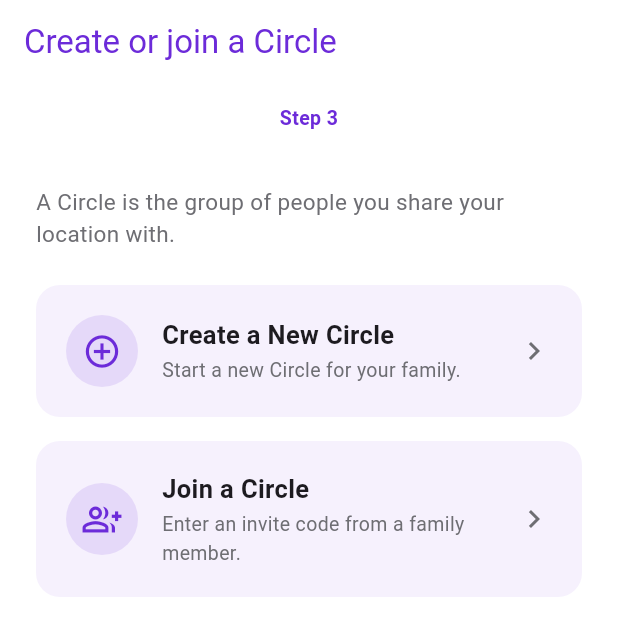
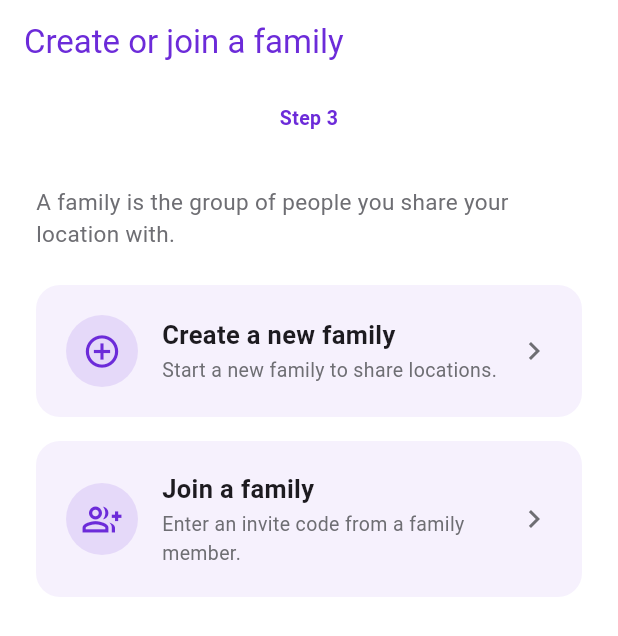
Before and after one commit to wheresfrank/openfamily, a Flutter app: the CreateOrJoinCircleScreen screen opened directly, on a phone screen of 412 x 824 dp. Shown: the top 636 px of the screen. Run offline on Flutter 3.47's test engine with Material 3 defaults, Android fonts, the phone set to English and light mode, and no system bars; our stand-ins replace battery_plus, flutter_map, flutter_secure_storage, geolocator, image_picker, latlong2 and 4 more; missing offline and left inert: android_intent_plus, google_api_availability; accounts and stored records are empty.

Commit message:
Use Family instead of Circle in user-facing copy.
The group is a family everywhere else in the product; this aligns onboarding, settings, and map strings without renaming Dart types.

Co-authored-by: Cursor <cursoragent@cursor.com>

```diff
--- a/app/lib/models/place.dart
+++ b/app/lib/models/place.dart
@@ -8,7 +8,7 @@ const double kMinPlaceRadiusMeters = 76.2;
 const double kMaxPlaceRadiusMeters = 3218.69;
 
 /// A saved Place (geofence): a named location with a map position, an address
-/// label, and an arrive/leave radius. Shared with all Circle members.
+/// label, and an arrive/leave radius. Shared with all family members.
 ///
 /// This is the real data model produced by the onboarding "Add locations" step
 /// (via [PlacePickerScreen]) — a lat/lon + radius, not a decorative toggle.
--- a/app/lib/screens/add_locations_screen.dart
+++ b/app/lib/screens/add_locations_screen.dart
@@ -11,7 +11,7 @@ import 'map_screen.dart';
 import 'place_picker_screen.dart';
 
 /// Onboarding step: add home/work/school places to the map (shared with all
-/// Circle members), then land on the map.
+/// family members), then land on the map.
 ///
 /// Each place opens a real map picker that captures a lat/lon, address, and
 /// radius — producing actual [Place] data, not a decorative toggle.
@@ -319,7 +319,7 @@ class _AddLocationsScreenState extends State<AddLocationsScreen> {
                   ),
                   const SizedBox(height: 8),
                   const Text(
-                    'Places are shared with all Circle members, so everyone '
+                    'Places are shared with all family members, so everyone '
                     'gets arrival and departure alerts.',
                     style: TextStyle(fontSize: 14, color: AppColors.textMuted),
                   ),
--- a/app/lib/screens/check_in_screen.dart
+++ b/app/lib/screens/check_in_screen.dart
@@ -4,7 +4,7 @@ import '../theme/app_theme.dart';
 
 /// The Check In flow, reached from the map's `+` action sheet.
 ///
-/// Lets the user share their current location with their Circle, with an
+/// Lets the user share their current location with their family, with an
 /// optional note. On confirm it shows a success state (a real screen, not a
 /// snackbar no-op).
 class CheckInScreen extends StatefulWidget {
@@ -46,12 +46,12 @@ class _CheckInScreenState extends State<CheckInScreen> {
       crossAxisAlignment: CrossAxisAlignment.start,
       children: [
         const Text(
-          'Share your location with your Circle',
+          'Share your location with your family',
           style: TextStyle(fontSize: 20, fontWeight: FontWeight.w700),
         ),
         const SizedBox(height: 8),
         const Text(
-          'Your Circle will see where you are right now.',
+          'Your family will see where you are right now.',
           style: TextStyle(fontSize: 14, color: AppColors.textMuted),
         ),
         const SizedBox(height: 20),
@@ -120,7 +120,7 @@ class _CheckInScreenState extends State<CheckInScreen> {
         ),
         const SizedBox(height: 8),
         const Text(
-          'Your Circle can now see your location.',
+          'Your family can now see your location.',
           textAlign: TextAlign.center,
           style: TextStyle(fontSize: 15, color: AppColors.textMuted),
         ),
--- a/app/lib/screens/create_circle_screen.dart
+++ b/app/lib/screens/create_circle_screen.dart
@@ -6,10 +6,10 @@ import '../widgets/onboarding_step_indicator.dart';
 import 'add_locations_screen.dart';
 import 'invite_screen.dart';
 
-/// Onboarding step: optionally name your new Circle, then invite family.
+/// Onboarding step: optionally name your new family, then invite people.
 ///
-/// Naming is optional — if the field is left blank the Circle is auto-named
-/// "My Circle" (the user can rename it later in Settings), so this step adds
+/// Naming is optional — if the field is left blank the family is auto-named
+/// "My Family" (the user can rename it later in Settings), so this step adds
 /// no friction.
 class CreateCircleScreen extends StatefulWidget {
   const CreateCircleScreen({super.key});
@@ -29,7 +29,7 @@ class _CreateCircleScreenState extends State<CreateCircleScreen> {
 
   void _create() {
     final String trimmed = _name.text.trim();
-    final String name = trimmed.isEmpty ? 'My Circle' : trimmed;
+    final String name = trimmed.isEmpty ? 'My Family' : trimmed;
     Navigator.of(context).pushReplacement(
       MaterialPageRoute<void>(
         builder: (_) => InviteScreen(
@@ -50,7 +50,7 @@ class _CreateCircleScreenState extends State<CreateCircleScreen> {
   Widget build(BuildContext context) {
     return Scaffold(
       appBar: AppBar(
-        title: const Text('Create a New Circle'),
+        title: const Text('Create a new family'),
         bottom: const OnboardingStepIndicator(currentStep: 4, totalSteps: 6),
       ),
       body: SafeArea(
@@ -60,14 +60,14 @@ class _CreateCircleScreenState extends State<CreateCircleScreen> {
             crossAxisAlignment: CrossAxisAlignment.stretch,
             children: [
               const Text(
-                'Name your Circle',
+                'Name your family',
                 style: TextStyle(fontSize: 20, fontWeight: FontWeight.w700),
               ),
               const SizedBox(height: 8),
               const Text(
                 'Optional — this is the group your family will see on the map, '
                 'e.g. "Family" or "The Smiths". Leave it blank and we\'ll call '
-                'it "My Circle".',
+                'it "My Family".',
                 style: TextStyle(fontSize: 14, color: AppColors.textMuted),
               ),
               const SizedBox(height: 20),
@@ -76,8 +76,8 @@ class _CreateCircleScreenState extends State<CreateCircleScreen> {
                 autofocus: true,
                 textCapitalization: TextCapitalization.words,
                 decoration: const InputDecoration(
-                  labelText: 'Circle name (optional)',
-                  hintText: 'My Circle',
+                  labelText: 'Family name (optional)',
+                  hintText: 'My Family',
                   border: OutlineInputBorder(),
                 ),
               ),
@@ -86,7 +86,7 @@ class _CreateCircleScreenState extends State<CreateCircleScreen> {
                 onPressed: _create,
                 child: const Padding(
                   padding: EdgeInsets.symmetric(vertical: 14),
-                  child: Text('Create Circle', style: TextStyle(fontSize: 16)),
+                  child: Text('Create family', style: TextStyle(fontSize: 16)),
                 ),
               ),
             ],
--- a/app/lib/screens/create_or_join_circle_screen.dart
+++ b/app/lib/screens/create_or_join_circle_screen.dart
@@ -6,7 +6,7 @@ import 'create_circle_screen.dart';
 import 'join_circle_screen.dart';
 import 'map_screen.dart';
 
-/// Onboarding step: create a new Circle or join an existing one with an
+/// Onboarding step: create a new family or join an existing one with an
 /// invite code.
 class CreateOrJoinCircleScreen extends StatelessWidget {
   const CreateOrJoinCircleScreen({super.key});
@@ -15,7 +15,7 @@ class CreateOrJoinCircleScreen extends StatelessWidget {
   Widget build(BuildContext context) {
     return Scaffold(
       appBar: AppBar(
-        title: const Text('Create or join a Circle'),
+        title: const Text('Create or join a family'),
         automaticallyImplyLeading: false,
         bottom: const OnboardingStepIndicator(currentStep: 3),
       ),
@@ -26,14 +26,14 @@ class CreateOrJoinCircleScreen extends StatelessWidget {
             crossAxisAlignment: CrossAxisAlignment.stretch,
             children: [
               const Text(
-                'A Circle is the group of people you share your location with.',
+                'A family is the group of people you share your location with.',
                 style: TextStyle(fontSize: 15, color: AppColors.textMuted),
               ),
               const SizedBox(height: 24),
               _OptionCard(
                 icon: Icons.add_circle_outline,
-                title: 'Create a New Circle',
-                subtitle: 'Start a new Circle for your family.',
+                title: 'Create a new family',
+                subtitle: 'Start a new family to share locations.',
                 onTap: () => Navigator.of(context).push(
                   MaterialPageRoute<void>(
                     builder: (_) => const CreateCircleScreen(),
@@ -43,7 +43,7 @@ class CreateOrJoinCircleScreen extends StatelessWidget {
               const SizedBox(height: 16),
               _OptionCard(
                 icon: Icons.group_add_outlined,
-                title: 'Join a Circle',
+                title: 'Join a family',
                 subtitle: 'Enter an invite code from a family member.',
                 onTap: () => Navigator.of(context).push(
                   MaterialPageRoute<void>(
--- a/app/lib/screens/help_alert_screen.dart
+++ b/app/lib/screens/help_alert_screen.dart
@@ -4,7 +4,7 @@ import '../theme/app_theme.dart';
 
 /// The Help Alert flow, reached from the map's `+` action sheet.
 ///
-/// Sends a non-emergency help request to the Circle (distinct from the
+/// Sends a non-emergency help request to the family (distinct from the
 /// emergency SOS). On confirm it shows a success state (a real screen, not a
 /// snackbar no-op).
 class HelpAlertScreen extends StatefulWidget {
@@ -41,12 +41,12 @@ class _HelpAlertScreenState extends State<HelpAlertScreen> {
         const Icon(Icons.campaign_outlined, size: 56, color: AppColors.purple),
         const SizedBox(height: 16),
         const Text(
-          'Ask your Circle for help',
+          'Ask your family for help',
           style: TextStyle(fontSize: 20, fontWeight: FontWeight.w700),
         ),
         const SizedBox(height: 8),
         const Text(
-          'Send a non-emergency help alert with your location. Your Circle '
+          'Send a non-emergency help alert with your location. Your family '
           'members get a notification and can see where you are.',
           style: TextStyle(fontSize: 14, color: AppColors.textMuted),
         ),
@@ -83,7 +83,7 @@ class _HelpAlertScreenState extends State<HelpAlertScreen> {
         ),
         const SizedBox(height: 8),
         const Text(
-          'Your Circle has been notified with your location.',
+          'Your family has been notified with your location.',
           textAlign: TextAlign.center,
           style: TextStyle(fontSize: 15, color: AppColors.textMuted),
         ),
--- a/app/lib/screens/invite_screen.dart
+++ b/app/lib/screens/invite_screen.dart
@@ -101,7 +101,7 @@ class _InviteScreenState extends State<InviteScreen> {
   }
 
   Widget _buildInvite() {
-    final String circle = widget.circleName ?? 'your circle';
+    final String circle = widget.circleName ?? 'your family';
     return Column(
       crossAxisAlignment: CrossAxisAlignment.stretch,
       children: [
--- a/app/lib/screens/join_circle_screen.dart
+++ b/app/lib/screens/join_circle_screen.dart
@@ -4,8 +4,8 @@ import '../services/join_service.dart';
 import '../theme/app_theme.dart';
 import '../widgets/onboarding_step_indicator.dart';
 
-/// The Join a Circle flow, reached from the map's `+` action sheet, the
-/// Circle switcher's `+` chip, and onboarding.
+/// The join-a-family flow, reached from the map's `+` action sheet, the
+/// family switcher's `+` chip, and onboarding.
 ///
 /// Accepts an alphanumeric invite code and validates it against the server —
 /// an invalid/unknown code shows a clear error (no false success).
--- a/app/lib/screens/map_screen.dart
+++ b/app/lib/screens/map_screen.dart
@@ -37,7 +37,7 @@ const double kApproxZoneRadiusMeters = 300.0;
 /// The map-first home screen.
 ///
 /// A full-bleed live map is the background — it extends behind *everything*.
-/// A Circle switcher floats at the top, and member avatar bubbles are pinned to
+/// A family name chip floats at the top, and member avatar bubbles are pinned to
 /// their locations (clustered and fanned out when near each other).
 ///
 /// The bottom control bar — a large, dominant SOS button plus the Places /
@@ -384,7 +384,7 @@ class _MapScreenState extends State<MapScreen>
     _expandedClusters.retainAll(validIds);
   }
 
-  /// Frames all members of the current circle.
+  /// Frames all members of the current family.
   void _fitToMembers() {
     final List<Member> members =
         _liveMembers().where((Member m) => m.position != null).toList();
@@ -483,7 +483,7 @@ class _MapScreenState extends State<MapScreen>
                 color: AppColors.purple,
               ),
               title: const Text('Check In'),
-              subtitle: const Text('Share your location with your Circle'),
+              subtitle: const Text('Share your location with your family'),
               onTap: () {
                 Navigator.of(context).pop();
                 _openCheckIn();
@@ -495,7 +495,7 @@ class _MapScreenState extends State<MapScreen>
                 color: AppColors.purple,
               ),
               title: const Text('Help Alert'),
-              subtitle: const Text('Ask your Circle for help'),
+              subtitle: const Text('Ask your family for help'),
               onTap: () {
                 Navigator.of(context).pop();
                 _openHelpAlert();
@@ -508,7 +508,7 @@ class _MapScreenState extends State<MapScreen>
               ),
               title: const Text('Invite'),
               subtitle: const Text(
-                'Send Code to invite someone to your circle',
+                'Send a code to invite someone to your family',
               ),
               onTap: () {
                 Navigator.of(context).pop();
@@ -611,7 +611,7 @@ class _MapScreenState extends State<MapScreen>
               child: _LoadErrorCard(message: _error!, onRetry: _load),
             ),
 
-          // Top: Circle switcher, with a location-off re-prompt banner below it
+          // Top: family name, with a location-off re-prompt banner below it
           // when the user skipped location during onboarding.
           Positioned(
             top: 0,
--- a/app/lib/screens/safety_screen.dart
+++ b/app/lib/screens/safety_screen.dart
@@ -2,7 +2,7 @@ import 'package:flutter/material.dart';
 
 import '../theme/app_theme.dart';
 
-/// An emergency contact. They do not need the app or to be Circle members.
+/// An emergency contact. They do not need the app or to be family members.
 class _Contact {
   _Contact({required this.name, required this.phone, required this.relation});
 
@@ -37,7 +37,7 @@ class _SafetyScreenState extends State<SafetyScreen> {
             padding: EdgeInsets.fromLTRB(20, 8, 20, 8),
             child: Text(
               'Emergency contacts receive your SOS alerts with your location. '
-              'They do not need the app or to be in your Circle.',
+              'They do not need the app or to be in your family.',
               style: TextStyle(fontSize: 13, color: AppColors.textMuted),
             ),
           ),
--- a/app/lib/screens/settings_screen.dart
+++ b/app/lib/screens/settings_screen.dart
@@ -195,7 +195,7 @@ class _SettingsScreenState extends State<SettingsScreen> {
           ),
           const ListTile(
             leading: Icon(Icons.group_outlined, color: AppColors.purple),
-            title: Text('Circles'),
+            title: Text('Family'),
             trailing: Icon(Icons.chevron_right, color: AppColors.textMuted),
           ),
           const Divider(height: 1),
--- a/app/lib/screens/sos_screen.dart
+++ b/app/lib/screens/sos_screen.dart
@@ -12,7 +12,7 @@ import '../theme/app_theme.dart';
 /// * **Press and hold** to arm discreetly; on release a 10-second countdown
 ///   begins. Slide the "Slide to Cancel" control **left** to abort before it
 ///   fires.
-/// * Cancelling sends a "you are safe" follow-up to the Circle and contacts.
+/// * Cancelling sends a "you are safe" follow-up to the family and contacts.
 class SosScreen extends StatefulWidget {
   const SosScreen({super.key});
 
@@ -146,7 +146,7 @@ class _SosScreenState extends State<SosScreen> {
           color: AppColors.statusGreen,
           title: 'SOS sent',
           subtitle:
-              'Your Circle and emergency contacts have been alerted with your location.',
+              'Your family and emergency contacts have been alerted with your location.',
           actionLabel: 'Done',
           onAction: () => Navigator.of(context).pop(),
         );
@@ -166,7 +166,7 @@ class _SosScreenState extends State<SosScreen> {
           title: 'Cancelled',
           subtitle:
               'No SOS was sent. A "you are safe" follow-up was sent to your '
-              'Circle and contacts.',
+              'family and contacts.',
           actionLabel: 'Back',
           onAction: _reset,
         );
@@ -192,7 +192,7 @@ class _SetupCard extends StatelessWidget {
         ),
         const SizedBox(height: 8),
         const Text(
-          'SOS alerts your Circle and emergency contacts with your location, '
+          'SOS alerts your family and emergency contacts with your location, '
           'even on silent.',
           textAlign: TextAlign.center,
           style: TextStyle(fontSize: 15, color: AppColors.textMuted),
--- a/app/lib/screens/welcome_screen.dart
+++ b/app/lib/screens/welcome_screen.dart
@@ -92,7 +92,7 @@ class WelcomeScreen extends StatelessWidget {
                   ),
                   const SizedBox(height: 8),
                   const Text(
-                    'Self-hosted. No ads. Your location stays in your circle.',
+                    'Self-hosted. No ads. Your location stays in your family.',
                     textAlign: TextAlign.center,
                     style: TextStyle(fontSize: 13, color: AppColors.textMuted),
                   ),
--- a/app/lib/widgets/circle_switcher.dart
+++ b/app/lib/widgets/circle_switcher.dart
@@ -2,11 +2,11 @@ import 'package:flutter/material.dart';
 
 import '../theme/app_theme.dart';
 
-/// A compact circle control at the top of the map.
+/// A compact family-name control at the top of the map.
 ///
-/// With one circle it is simply contextual information plus a small join
+/// With one family it is simply contextual information plus a small join
 /// action; rendering a full segmented control when there is nothing to switch
-/// makes the map header feel oversized and non-functional. If several circles
+/// makes the map header feel oversized and non-functional. If several families
 /// are available, it grows into a switcher.
 class CircleSwitcher extends StatelessWidget {
   const CircleSwitcher({
@@ -71,9 +71,9 @@ class CircleSwitcher extends StatelessWidget {
   }
 }
 
-/// The single-circle state is intentionally not a fake tab. The name tells
+/// The single-family state is intentionally not a fake tab. The name tells
 /// the user whose locations they are viewing, while the adjacent circular
-/// affordance keeps joining another circle available without competing with
+/// affordance keeps joining another family available without competing with
 /// the map or member drawer.
 class _SingleCircleContext extends StatelessWidget {
   const _SingleCircleContext({
@@ -91,7 +91,7 @@ class _SingleCircleContext extends StatelessWidget {
     return LayoutBuilder(
       builder: (context, constraints) {
         // The map reserves a right-hand rail for layer/location controls.
-        // Let a long circle name shrink inside the remaining width instead of
+        // Let a long family name shrink inside the remaining width instead of
         // extending underneath those controls on a narrow screen.
         final double availableWidth =
             constraints.maxWidth.isFinite ? constraints.maxWidth : 320;
@@ -105,7 +105,7 @@ class _SingleCircleContext extends StatelessWidget {
             mainAxisSize: MainAxisSize.min,
             children: [
               Semantics(
-                label: 'Current circle: $label',
+                label: 'Current family: $label',
                 child: Material(
                   color: Colors.white,
                   borderRadius: BorderRadius.circular(22),
@@ -145,10 +145,10 @@ class _SingleCircleContext extends StatelessWidget {
               if (onJoinCircle != null) ...[
                 const SizedBox(width: 8),
                 Tooltip(
-                  message: 'Join a circle',
+                  message: 'Join a family',
                   child: Semantics(
                     button: true,
-                    label: 'Join a circle',
+                    label: 'Join a family',
                     child: Material(
                       color: Colors.white,
                       shape: const CircleBorder(),
@@ -210,7 +210,7 @@ class _CircleChip extends StatelessWidget {
   }
 }
 
-/// A labeled "Join a Circle" chip that opens the "Join a Circle" flow.
+/// A labeled "Join a family" chip that opens the join-family flow.
 class _JoinChip extends StatelessWidget {
   const _JoinChip({required this.onTap});
 
@@ -232,7 +232,7 @@ class _JoinChip extends StatelessWidget {
             Icon(Icons.add, size: 18, color: AppColors.purple),
             SizedBox(width: 4),
             Text(
-              'Join a Circle',
+              'Join a family',
               style: TextStyle(
                 fontSize: 13,
                 fontWeight: FontWeight.w600,
--- a/app/lib/widgets/member_list_sheet.dart
+++ b/app/lib/widgets/member_list_sheet.dart
@@ -254,7 +254,7 @@ class _PeopleHeaderDelegate extends SliverPersistentHeaderDelegate {
 }
 
 /// A compact, overlapping snapshot of up to three members. The identities are
-/// visible without repeating the circle name or creating a separate avatar bar.
+/// visible without repeating the family name or creating a separate avatar bar.
 class _AvatarStack extends StatelessWidget {
   const _AvatarStack({required this.members});
 
--- a/app/lib/widgets/onboarding_step_indicator.dart
+++ b/app/lib/widgets/onboarding_step_indicator.dart
@@ -3,7 +3,7 @@ import 'package:flutter/material.dart';
 import '../theme/app_theme.dart';
 
 /// A compact "Step X of Y" progress indicator shown across the whole
-/// onboarding journey (sign-up → permissions → circle → invite → locations),
+/// onboarding journey (sign-up → permissions → family → invite → locations),
 /// not just inside the permissions step.
 ///
 /// Use it as an [AppBar.bottom] so it sits consistently at the top of every
```
Also changed, not shown: app/lib/screens/people_screen.dart (+4 -4 lines), 3 other files.
